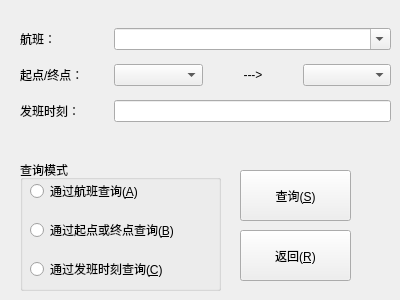
First picture: the form in src/UI/widgets/informationfinderwidget.ui, repository 3944Realms/AirLife, before the edit.
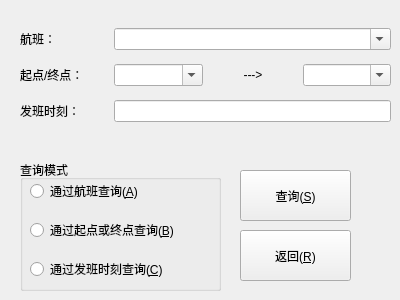
Second picture: the form after the edit. Icons and pictures are not drawn.

Diff of the .ui file:
```diff
--- a/src/UI/widgets/informationfinderwidget.ui
+++ b/src/UI/widgets/informationfinderwidget.ui
@@ -72,7 +72,7 @@
      <rect>
       <x>10</x>
       <y>10</y>
-      <width>160</width>
+      <width>215</width>
       <height>121</height>
      </rect>
     </property>
@@ -139,10 +139,18 @@
      </widget>
     </item>
     <item row="1" column="1">
-     <widget class="QComboBox" name="airLifeSComboBox"/>
+     <widget class="QComboBox" name="airLifeSComboBox">
+      <property name="editable">
+       <bool>true</bool>
+      </property>
+     </widget>
     </item>
     <item row="1" column="3">
-     <widget class="QComboBox" name="airLifeEComboBox"/>
+     <widget class="QComboBox" name="airLifeEComboBox">
+      <property name="editable">
+       <bool>true</bool>
+      </property>
+     </widget>
     </item>
     <item row="2" column="1" colspan="3">
      <widget class="QLineEdit" name="airLifeTimeLineEdit">
```
